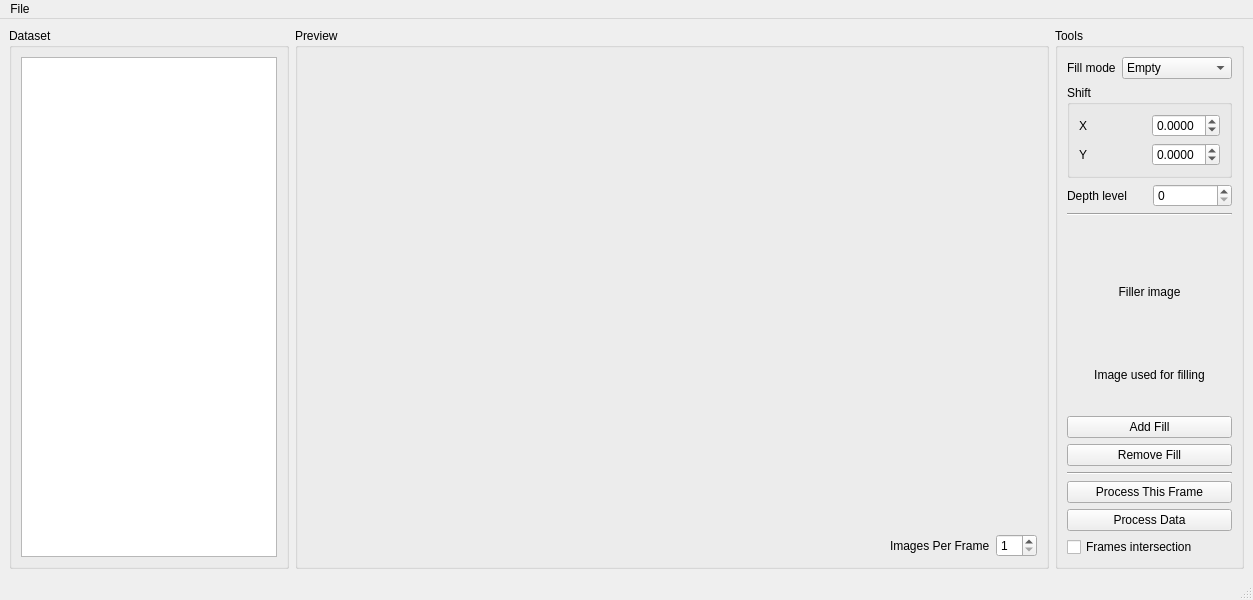
Garik-Mk/boo-anot, file main/processor.ui: the form before one commit.
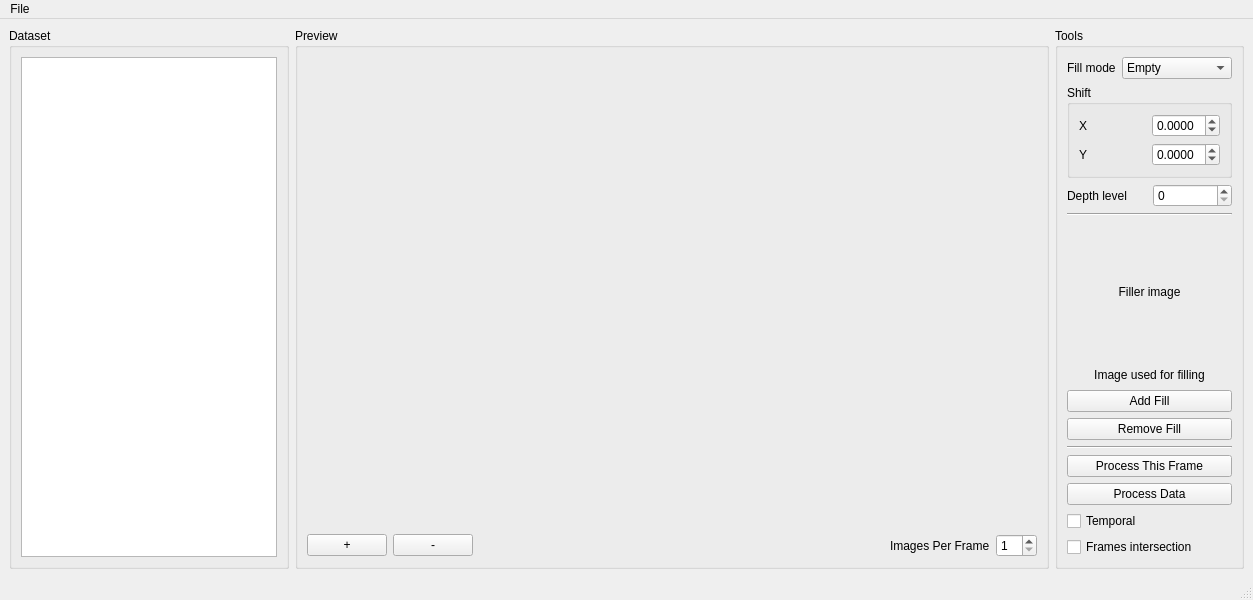
The form after the commit.

The edit to the form file:
```diff
--- a/main/processor.ui
+++ b/main/processor.ui
@@ -55,6 +55,20 @@
        </item>
        <item>
         <layout class="QHBoxLayout" name="horizontalLayout_5">
+         <item>
+          <widget class="QPushButton" name="scale_plus">
+           <property name="text">
+            <string>+</string>
+           </property>
+          </widget>
+         </item>
+         <item>
+          <widget class="QPushButton" name="scale_minus">
+           <property name="text">
+            <string>-</string>
+           </property>
+          </widget>
+         </item>
          <item>
           <spacer name="horizontalSpacer">
            <property name="orientation">
@@ -285,6 +299,13 @@
          </property>
         </widget>
        </item>
+       <item>
+        <widget class="QCheckBox" name="temporal_checkbox">
+         <property name="text">
+          <string>Temporal</string>
+         </property>
+        </widget>
+       </item>
        <item>
         <widget class="QCheckBox" name="checkBox">
          <property name="text">
```
Left out of the diff: 7 changed lines with no effect on the pictures.
